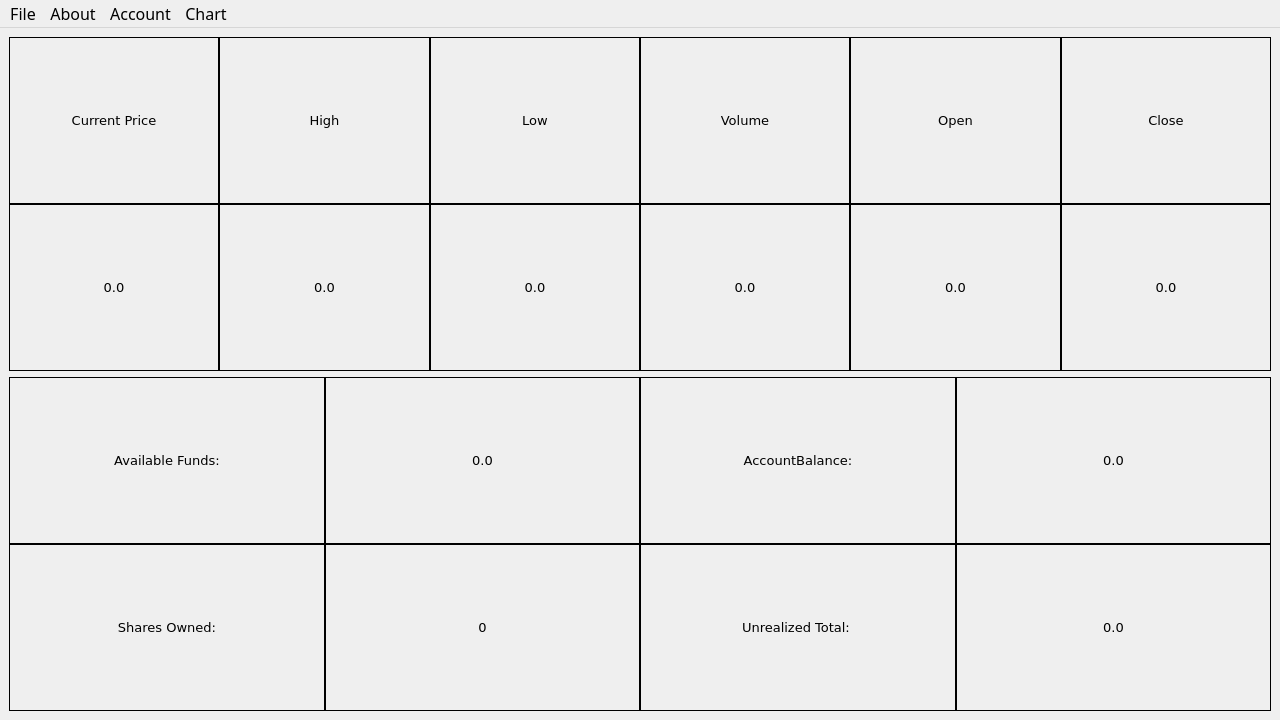
First picture: the form in MarketGame/mainwindow.ui, repository plagentile/Market_Game, before the edit.
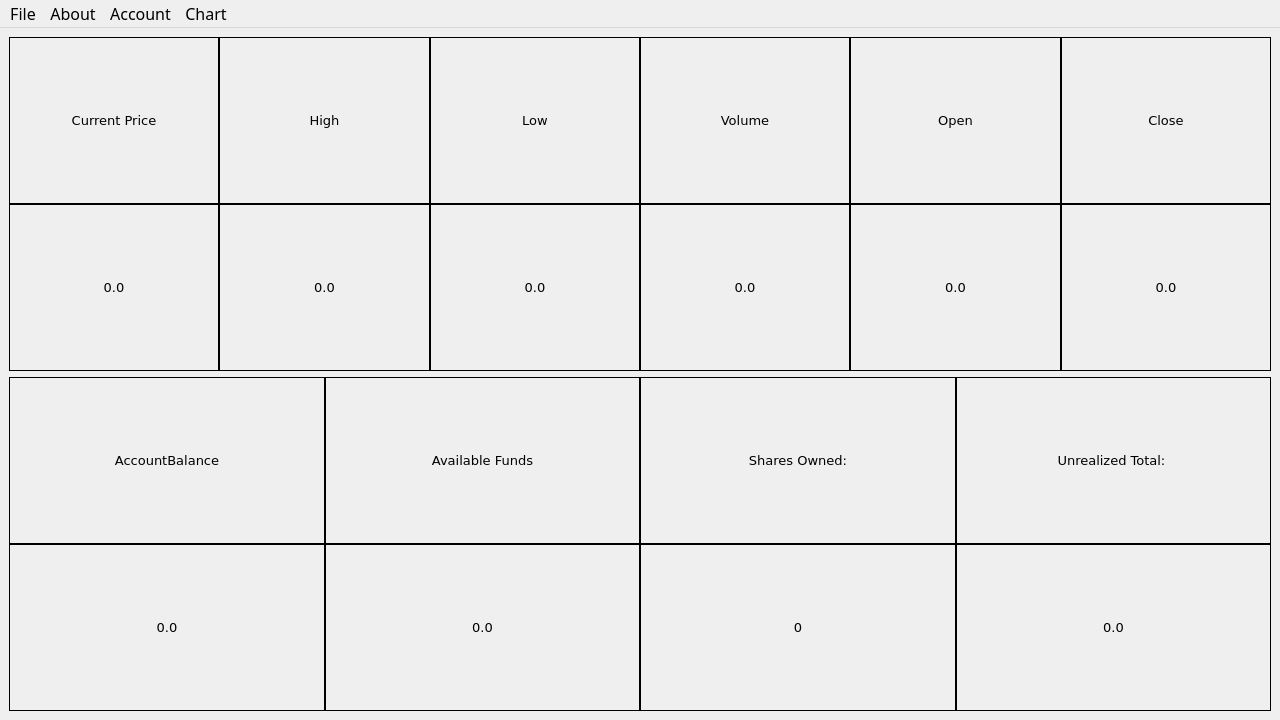
Second picture: the form after the edit. The open tabs and pages were chosen to show the change. Icons and pictures are not drawn. Custom widgets are drawn as their Qt base class.

```diff
--- a/MarketGame/mainwindow.ui
+++ b/MarketGame/mainwindow.ui
@@ -765,14 +765,27 @@
           <property name="spacing">
            <number>0</number>
           </property>
-          <item row="1" column="2">
-           <widget class="QLabel" name="staticUnrealizedTotalLabel">
-            <property name="sizePolicy">
-             <sizepolicy hsizetype="Preferred" vsizetype="Preferred">
-              <horstretch>0</horstretch>
-              <verstretch>0</verstretch>
-             </sizepolicy>
+          <item row="0" column="0">
+           <widget class="QLabel" name="staticAccountBalanceLabel">
+            <property name="font">
+             <font>
+              <family>Verdana</family>
+              <pointsize>10</pointsize>
+             </font>
             </property>
+            <property name="frameShape">
+             <enum>QFrame::Box</enum>
+            </property>
+            <property name="text">
+             <string>AccountBalance</string>
+            </property>
+            <property name="alignment">
+             <set>Qt::AlignCenter</set>
+            </property>
+           </widget>
+          </item>
+          <item row="0" column="1">
+           <widget class="QLabel" name="staticAvailableFundsLabel">
             <property name="font">
              <font>
               <family>Verdana</family>
@@ -783,14 +796,14 @@
              <enum>QFrame::Box</enum>
             </property>
             <property name="text">
-             <string>Unrealized Total: </string>
+             <string>Available Funds</string>
             </property>
             <property name="alignment">
              <set>Qt::AlignCenter</set>
             </property>
            </widget>
           </item>
-          <item row="0" column="3">
+          <item row="1" column="0">
            <widget class="QLabel" name="dynamicAccountBalanceLabel">
             <property name="font">
              <font>
@@ -810,31 +823,6 @@
            </widget>
           </item>
           <item row="1" column="1">
-           <widget class="QLabel" name="dynamicSharesOwnedLabel">
-            <property name="sizePolicy">
-             <sizepolicy hsizetype="Preferred" vsizetype="Preferred">
-              <horstretch>0</horstretch>
-              <verstretch>0</verstretch>
-             </sizepolicy>
-            </property>
-            <property name="font">
-             <font>
-              <family>Verdana</family>
-              <pointsize>10</pointsize>
-             </font>
-            </property>
-            <property name="frameShape">
-             <enum>QFrame::Box</enum>
-            </property>
-            <property name="text">
-             <string>0</string>
-            </property>
-            <property name="alignment">
-             <set>Qt::AlignCenter</set>
-            </property>
-           </widget>
-          </item>
-          <item row="0" column="1">
            <widget class="QLabel" name="dynamicAvailableFundsLabel">
             <property name="font">
              <font>
@@ -854,53 +842,6 @@
            </widget>
           </item>
           <item row="0" column="2">
-           <widget class="QLabel" name="staticAccountBalanceLabel">
-            <property name="font">
-             <font>
-              <family>Verdana</family>
-              <pointsize>10</pointsize>
-             </font>
-            </property>
-            <property name="frameShape">
-             <enum>QFrame::Box</enum>
-            </property>
-            <property name="text">
-             <string>AccountBalance:</string>
-            </property>
-            <property name="alignment">
-             <set>Qt::AlignCenter</set>
-            </property>
-           </widget>
-          </item>
-          <item row="1" column="3">
-           <widget class="QLabel" name="dynamicUnrealizedTotalLabel">
-            <property name="sizePolicy">
-             <sizepolicy hsizetype="Preferred" vsizetype="Preferred">
-              <horstretch>0</horstretch>
-              <verstretch>0</verstretch>
-             </sizepolicy>
-            </property>
-            <property name="font">
-             <font>
-              <family>Verdana</family>
-              <pointsize>10</pointsize>
-              <weight>50</weight>
-              <italic>false</italic>
-              <bold>false</bold>
-             </font>
-            </property>
-            <property name="frameShape">
-             <enum>QFrame::Box</enum>
-            </property>
-            <property name="text">
-             <string>0.0</string>
-            </property>
-            <property name="alignment">
-             <set>Qt::AlignCenter</set>
-            </property>
-           </widget>
-          </item>
-          <item row="1" column="0">
            <widget class="QLabel" name="staticSharesOwnedLabel">
             <property name="sizePolicy">
              <sizepolicy hsizetype="Preferred" vsizetype="Preferred">
@@ -929,8 +870,14 @@
             </property>
            </widget>
           </item>
-          <item row="0" column="0">
-           <widget class="QLabel" name="staticAvailableFundsLabel">
+          <item row="1" column="2">
+           <widget class="QLabel" name="dynamicSharesOwnedLabel">
+            <property name="sizePolicy">
+             <sizepolicy hsizetype="Preferred" vsizetype="Preferred">
+              <horstretch>0</horstretch>
+              <verstretch>0</verstretch>
+             </sizepolicy>
+            </property>
             <property name="font">
              <font>
               <family>Verdana</family>
@@ -941,7 +888,60 @@
              <enum>QFrame::Box</enum>
             </property>
             <property name="text">
-             <string>Available Funds:</string>
+             <string>0</string>
+            </property>
+            <property name="alignment">
+             <set>Qt::AlignCenter</set>
+            </property>
+           </widget>
+          </item>
+          <item row="0" column="4">
+           <widget class="QLabel" name="staticUnrealizedTotalLabel">
+            <property name="sizePolicy">
+             <sizepolicy hsizetype="Preferred" vsizetype="Preferred">
+              <horstretch>0</horstretch>
+              <verstretch>0</verstretch>
+             </sizepolicy>
+            </property>
+            <property name="font">
+             <font>
+              <family>Verdana</family>
+              <pointsize>10</pointsize>
+             </font>
+            </property>
+            <property name="frameShape">
+             <enum>QFrame::Box</enum>
+            </property>
+            <property name="text">
+             <string>Unrealized Total: </string>
+            </property>
+            <property name="alignment">
+             <set>Qt::AlignCenter</set>
+            </property>
+           </widget>
+          </item>
+          <item row="1" column="4">
+           <widget class="QLabel" name="dynamicUnrealizedTotalLabel">
+            <property name="sizePolicy">
+             <sizepolicy hsizetype="Preferred" vsizetype="Preferred">
+              <horstretch>0</horstretch>
+              <verstretch>0</verstretch>
+             </sizepolicy>
+            </property>
+            <property name="font">
+             <font>
+              <family>Verdana</family>
+              <pointsize>10</pointsize>
+              <weight>50</weight>
+              <italic>false</italic>
+              <bold>false</bold>
+             </font>
+            </property>
+            <property name="frameShape">
+             <enum>QFrame::Box</enum>
+            </property>
+            <property name="text">
+             <string>0.0</string>
             </property>
             <property name="alignment">
              <set>Qt::AlignCenter</set>
```
Left out of the diff: 9 changed lines with no effect on the pictures.
